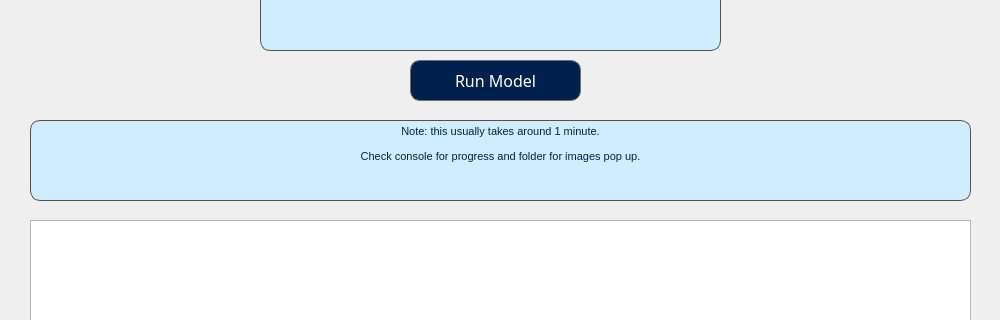
zijianKING/Fire_Safety, file cpp_ui/mainwindow.ui: the form before one commit; both pictures show x 0 to 1000 and y 260 to 580 of the 1000 by 800 pixel window.
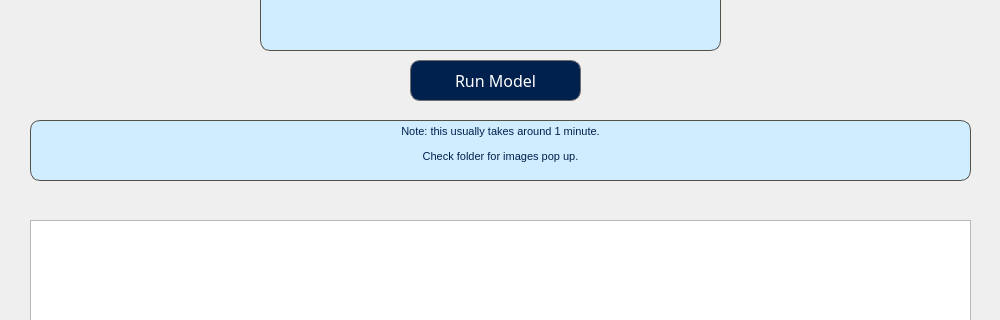
The form after the commit.

Diff of the .ui file:
```diff
--- a/cpp_ui/mainwindow.ui
+++ b/cpp_ui/mainwindow.ui
@@ -126,7 +126,7 @@
       <x>30</x>
       <y>380</y>
       <width>941</width>
-      <height>81</height>
+      <height>61</height>
      </rect>
     </property>
     <property name="styleSheet">
@@ -142,7 +142,7 @@
 p, li { white-space: pre-wrap; }
 &lt;/style&gt;&lt;/head&gt;&lt;body style=&quot; font-family:'Centaur'; font-size:14pt; font-weight:400; font-style:normal;&quot;&gt;
 &lt;p align=&quot;center&quot; style=&quot; margin-top:12px; margin-bottom:12px; margin-left:0px; margin-right:0px; -qt-block-indent:0; text-indent:0px;&quot;&gt;&lt;span style=&quot; font-family:'MS Shell Dlg 2'; font-size:8pt; color:#00204e;&quot;&gt;Note: this usually takes around 1 minute.&lt;/span&gt;&lt;/p&gt;
-&lt;p align=&quot;center&quot; style=&quot; margin-top:12px; margin-bottom:12px; margin-left:0px; margin-right:0px; -qt-block-indent:0; text-indent:0px;&quot;&gt;&lt;span style=&quot; font-family:'MS Shell Dlg 2'; font-size:8pt; color:#00204e;&quot;&gt;Check console for progress and folder for images pop up.&lt;/span&gt;&lt;/p&gt;&lt;/body&gt;&lt;/html&gt;</string>
+&lt;p align=&quot;center&quot; style=&quot; margin-top:12px; margin-bottom:12px; margin-left:0px; margin-right:0px; -qt-block-indent:0; text-indent:0px;&quot;&gt;&lt;span style=&quot; font-family:'MS Shell Dlg 2'; font-size:8pt; color:#00204e;&quot;&gt;Check folder for images pop up.&lt;/span&gt;&lt;/p&gt;&lt;/body&gt;&lt;/html&gt;</string>
     </property>
    </widget>
    <widget class="QTextEdit" name="progress">
```
Left out of the diff: 3 changed lines with no effect on the pictures.
